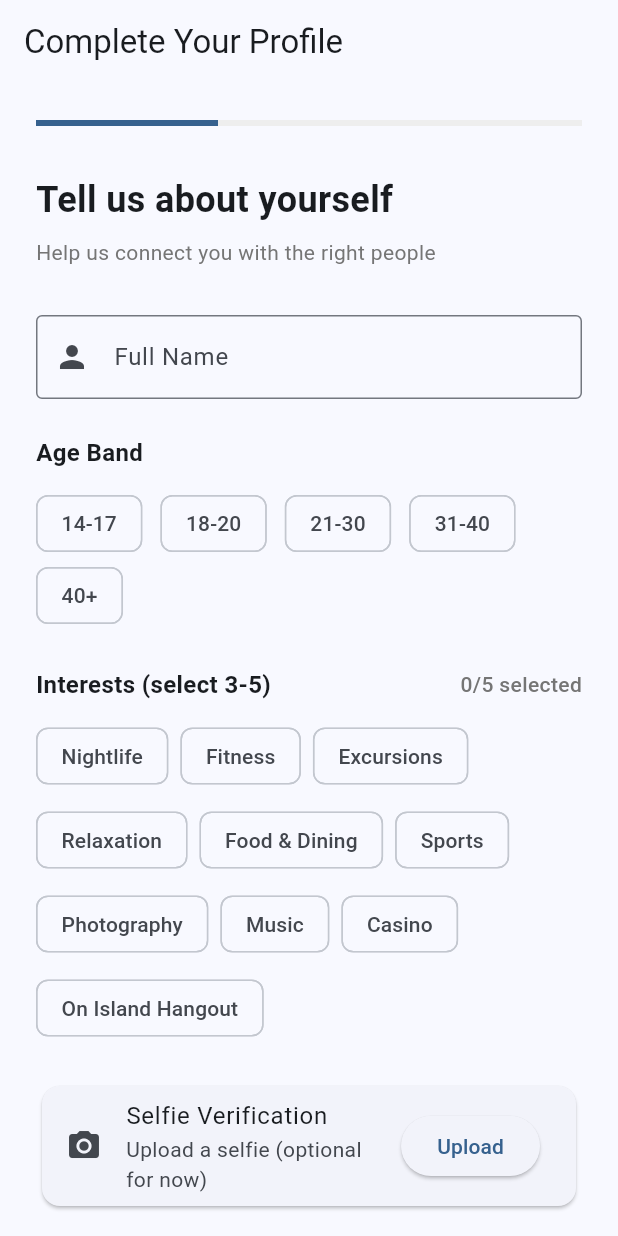
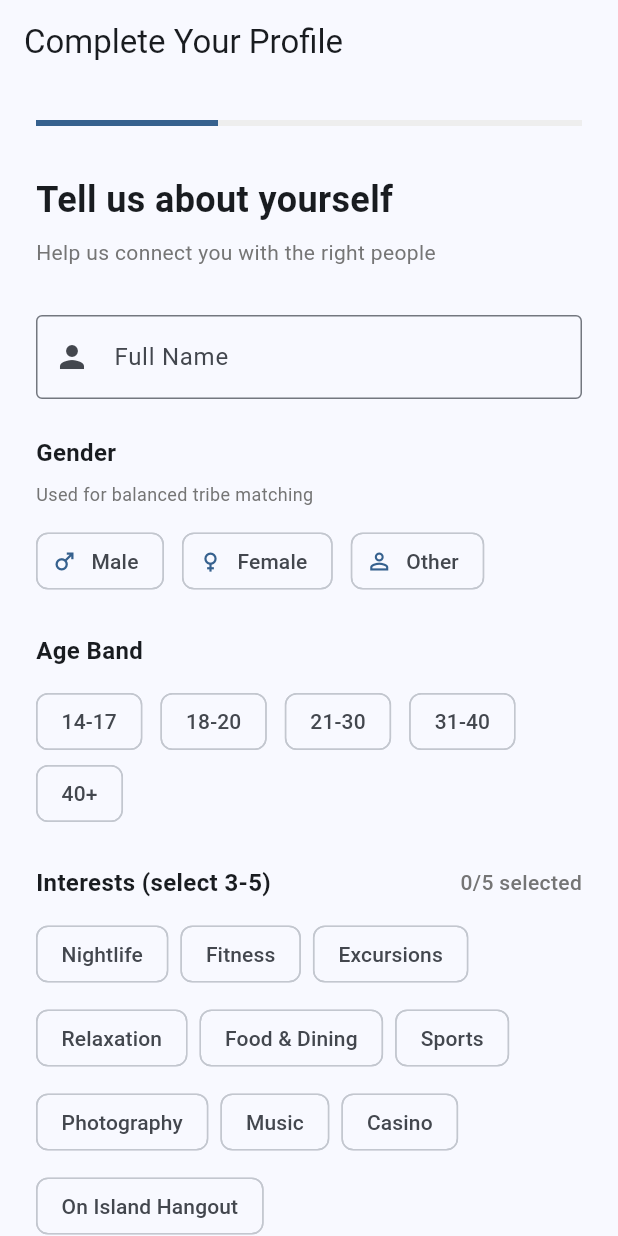
Before and after one commit to HughieMM/Cruise_App, a Flutter app: the OnboardingProfileScreen screen opened by its route, on a phone screen of 412 x 824 dp. Run offline on Flutter 3.47's test engine with Material 3 defaults, Android fonts, the phone set to English and light mode, and no system bars; our stand-ins replace cloud_firestore, firebase_auth, firebase_core, firebase_storage, go_router, image_picker; accounts and stored records are empty.

Commit message:
Add Tribes feature foundation with gender-based matching
Tribes Feature (like university dorm groups):
- Create Tribe model with 4-6 members, same age band
- Create TribeMember model for detailed member info
- Create SiblingRequest model for joining with friends
- Create DailyPhoto model for BeReal-style photos

User Model Updates:
- Add gender field (male/female/other)
- Add currentTribeId for tribe assignment
- Add siblingRequestId for friend requests
- Add profileComplete flag for 30-day flow

Onboarding Updates:
- Add gender selection with icons
- Required for balanced tribe matching (equal boy/girl ratio)
- Removed old selfie placeholder (now in photos screen)

This is the standout feature - random group matching
that removes looks-based matching like dating apps.

https://claude.ai/code/session_017nbsGwUar9f2huemtVFgqt

```diff
--- a/driftly/lib/models/app_user.dart
+++ b/driftly/lib/models/app_user.dart
@@ -10,6 +10,7 @@ class AppUser {
   final String email;
   final String name;
   final String ageBand; // "14-17", "18-20", "21-30", "31-40", "40+"
+  final String gender; // "male", "female", "other"
   final List<String> interests;
   final bool selfieVerified;
   final String? selfieUrl;
@@ -18,6 +19,9 @@ class AppUser {
   final String? wildcardPhotoUrl;  // Required: Any photo they want
   final String? verificationPhotoUrl; // Liveness check selfie
   final String? currentSailingId;
+  final String? currentTribeId;    // Tribe they're assigned to
+  final String? siblingRequestId;  // If they requested to join with a sibling
+  final bool profileComplete;      // True after Day 30 profile completion
   final DateTime createdAt;
   final DateTime updatedAt;
 
@@ -26,6 +30,7 @@ class AppUser {
     required this.email,
     required this.name,
     required this.ageBand,
+    this.gender = 'other',
     required this.interests,
     this.selfieVerified = false,
     this.selfieUrl,
@@ -34,6 +39,9 @@ class AppUser {
     this.wildcardPhotoUrl,
     this.verificationPhotoUrl,
     this.currentSailingId,
+    this.currentTribeId,
+    this.siblingRequestId,
+    this.profileComplete = false,
     required this.createdAt,
     required this.updatedAt,
   });
@@ -45,6 +53,7 @@ class AppUser {
       email: map['email'] as String? ?? '',
       name: map['name'] as String? ?? '',
       ageBand: map['ageBand'] as String? ?? '21-30',
+      gender: map['gender'] as String? ?? 'other',
       interests: List<String>.from(map['interests'] as List? ?? []),
       selfieVerified: map['selfieVerified'] as bool? ?? false,
       selfieUrl: map['selfieUrl'] as String?,
@@ -53,6 +62,9 @@ class AppUser {
       wildcardPhotoUrl: map['wildcardPhotoUrl'] as String?,
       verificationPhotoUrl: map['verificationPhotoUrl'] as String?,
       currentSailingId: map['currentSailingId'] as String?,
+      currentTribeId: map['currentTribeId'] as String?,
+      siblingRequestId: map['siblingRequestId'] as String?,
+      profileComplete: map['profileComplete'] as bool? ?? false,
       createdAt: (map['createdAt'] as Timestamp?)?.toDate() ?? DateTime.now(),
       updatedAt: (map['updatedAt'] as Timestamp?)?.toDate() ?? DateTime.now(),
     );
@@ -65,6 +77,7 @@ class AppUser {
       'email': email,
       'name': name,
       'ageBand': ageBand,
+      'gender': gender,
       'interests': interests,
       'selfieVerified': selfieVerified,
       'selfieUrl': selfieUrl,
@@ -73,6 +86,9 @@ class AppUser {
       'wildcardPhotoUrl': wildcardPhotoUrl,
       'verificationPhotoUrl': verificationPhotoUrl,
       'currentSailingId': currentSailingId,
+      'currentTribeId': currentTribeId,
+      'siblingRequestId': siblingRequestId,
+      'profileComplete': profileComplete,
       'createdAt': Timestamp.fromDate(createdAt),
       'updatedAt': Timestamp.fromDate(updatedAt),
     };
@@ -84,6 +100,7 @@ class AppUser {
     String? email,
     String? name,
     String? ageBand,
+    String? gender,
     List<String>? interests,
     bool? selfieVerified,
     String? selfieUrl,
@@ -92,6 +109,9 @@ class AppUser {
     String? wildcardPhotoUrl,
     String? verificationPhotoUrl,
     String? currentSailingId,
+    String? currentTribeId,
+    String? siblingRequestId,
+    bool? profileComplete,
     DateTime? createdAt,
     DateTime? updatedAt,
   }) {
@@ -100,6 +120,7 @@ class AppUser {
       email: email ?? this.email,
       name: name ?? this.name,
       ageBand: ageBand ?? this.ageBand,
+      gender: gender ?? this.gender,
       interests: interests ?? this.interests,
       selfieVerified: selfieVerified ?? this.selfieVerified,
       selfieUrl: selfieUrl ?? this.selfieUrl,
@@ -108,6 +129,9 @@ class AppUser {
       wildcardPhotoUrl: wildcardPhotoUrl ?? this.wildcardPhotoUrl,
       verificationPhotoUrl: verificationPhotoUrl ?? this.verificationPhotoUrl,
       currentSailingId: currentSailingId ?? this.currentSailingId,
+      currentTribeId: currentTribeId ?? this.currentTribeId,
+      siblingRequestId: siblingRequestId ?? this.siblingRequestId,
+      profileComplete: profileComplete ?? this.profileComplete,
       createdAt: createdAt ?? this.createdAt,
       updatedAt: updatedAt ?? this.updatedAt,
     );
@@ -115,6 +139,9 @@ class AppUser {
 
   /// Check if user is on a sailing
   bool get hasCurrentSailing => currentSailingId != null;
+
+  /// Check if user is in a tribe
+  bool get hasCurrentTribe => currentTribeId != null;
 
   /// Check if all required photos are uploaded
   bool get hasAllPhotos =>
@@ -125,17 +152,22 @@ class AppUser {
   /// Check if face is verified
   bool get isFaceVerified => selfieVerified && verificationPhotoUrl != null;
 
-  /// Check if profile is complete
+  /// Check if profile is complete (for tribe matching)
   bool get isProfileComplete {
     return name.isNotEmpty &&
         ageBand.isNotEmpty &&
+        gender != 'other' &&
         interests.isNotEmpty &&
         hasAllPhotos &&
         currentSailingId != null;
   }
 
+  /// Check if user is ready for tribe matching
+  bool get isReadyForTribeMatching =>
+      isProfileComplete && !hasCurrentTribe;
+
   @override
   String toString() {
-    return 'AppUser(uid: $uid, name: $name, email: $email, ageBand: $ageBand)';
+    return 'AppUser(uid: $uid, name: $name, email: $email, ageBand: $ageBand, gender: $gender)';
   }
 }
--- a/driftly/lib/providers/auth_provider.dart
+++ b/driftly/lib/providers/auth_provider.dart
@@ -135,8 +135,8 @@ class AuthProvider extends ChangeNotifier {
   Future<bool> createUserProfile({
     required String name,
     required String ageBand,
+    required String gender,
     required List<String> interests,
-    bool selfieVerified = false,
   }) async {
     try {
       if (_firebaseUser == null) {
@@ -152,8 +152,9 @@ class AuthProvider extends ChangeNotifier {
         email: _firebaseUser!.email ?? '',
         name: name,
         ageBand: ageBand,
+        gender: gender,
         interests: interests,
-        selfieVerified: selfieVerified,
+        selfieVerified: false,
         currentSailingId: null,
         createdAt: DateTime.now(),
         updatedAt: DateTime.now(),
--- a/driftly/lib/screens/onboarding/onboarding_profile_screen.dart
+++ b/driftly/lib/screens/onboarding/onboarding_profile_screen.dart
@@ -27,15 +27,16 @@ class _OnboardingProfileScreenState extends State<OnboardingProfileScreen> {
   final _formKey = GlobalKey<FormState>();
   final _nameController = TextEditingController();
 
+  String? _selectedGender;
   String? _selectedAgeBand;
   int? _verifiedAge;
   bool _ageVerified = false;
   final List<String> _ageBands = AppConstants.ageBands;
+  final List<String> _genders = ['Male', 'Female', 'Other'];
 
   final List<String> _availableInterests = AppConstants.availableInterests;
 
   final Set<String> _selectedInterests = {};
-  bool _selfieVerified = false;
 
   @override
   void dispose() {
@@ -159,6 +160,13 @@ class _OnboardingProfileScreenState extends State<OnboardingProfileScreen> {
   Future<void> _handleContinue() async {
     if (!_formKey.currentState!.validate()) return;
 
+    if (_selectedGender == null) {
+      ScaffoldMessenger.of(context).showSnackBar(
+        const SnackBar(content: Text('Please select your gender')),
+      );
+      return;
+    }
+
     if (_selectedAgeBand == null || !_ageVerified) {
       ScaffoldMessenger.of(context).showSnackBar(
         const SnackBar(content: Text('Please select and verify your age band')),
@@ -186,8 +194,8 @@ class _OnboardingProfileScreenState extends State<OnboardingProfileScreen> {
     final success = await authProvider.createUserProfile(
       name: _nameController.text.trim(),
       ageBand: _selectedAgeBand!,
+      gender: _selectedGender!.toLowerCase(),
       interests: _selectedInterests.toList(),
-      selfieVerified: _selfieVerified,
     );
 
     if (!mounted) return;
@@ -262,6 +270,52 @@ class _OnboardingProfileScreenState extends State<OnboardingProfileScreen> {
                     }
                     return null;
                   },
+                ),
+                const SizedBox(height: 24),
+
+                // Gender Selection
+                const Text(
+                  'Gender',
+                  style: TextStyle(
+                    fontSize: 16,
+                    fontWeight: FontWeight.w600,
+                  ),
+                ),
+                const SizedBox(height: 8),
+                Text(
+                  'Used for balanced tribe matching',
+                  style: TextStyle(
+                    fontSize: 12,
+                    color: Colors.grey[600],
+                  ),
+                ),
+                const SizedBox(height: 12),
+                Wrap(
+                  spacing: 12,
+                  children: _genders.map((gender) {
+                    final isSelected = _selectedGender == gender;
+                    IconData icon;
+                    switch (gender) {
+                      case 'Male':
+                        icon = Icons.male;
+                        break;
+                      case 'Female':
+                        icon = Icons.female;
+                        break;
+                      default:
+                        icon = Icons.person_outline;
+                    }
+                    return ChoiceChip(
+                      avatar: Icon(icon, size: 18),
+                      label: Text(gender),
+                      selected: isSelected,
+                      onSelected: (selected) {
+                        setState(() {
+                          _selectedGender = selected ? gender : null;
+                        });
+                      },
+                    );
+                  }).toList(),
                 ),
                 const SizedBox(height: 24),
 
@@ -371,30 +425,6 @@ class _OnboardingProfileScreenState extends State<OnboardingProfileScreen> {
                     );
                   }).toList(),
                 ),
-                const SizedBox(height: 24),
-
-                // Selfie Verification (Placeholder)
-                Card(
-                  child: ListTile(
-                    leading: Icon(
-                      _selfieVerified ? Icons.check_circle : Icons.camera_alt,
-                      color: _selfieVerified ? Colors.green : null,
-                    ),
-                    title: const Text('Selfie Verification'),
-                    subtitle: Text(_selfieVerified
-                        ? 'Verified ✓'
-                        : 'Upload a selfie (optional for now)'),
-                    trailing: ElevatedButton(
-                      onPressed: () {
-                        // TODO: Implement image picker
-                        setState(() {
-                          _selfieVerified = true;
-                        });
-                      },
-                      child: const Text('Upload'),
-                    ),
-                  ),
-                ),
                 const SizedBox(height: 32),
 
                 // Continue Button
```
Also changed, not shown: driftly/lib/models/tribe.dart (added, +290 -0 lines).
